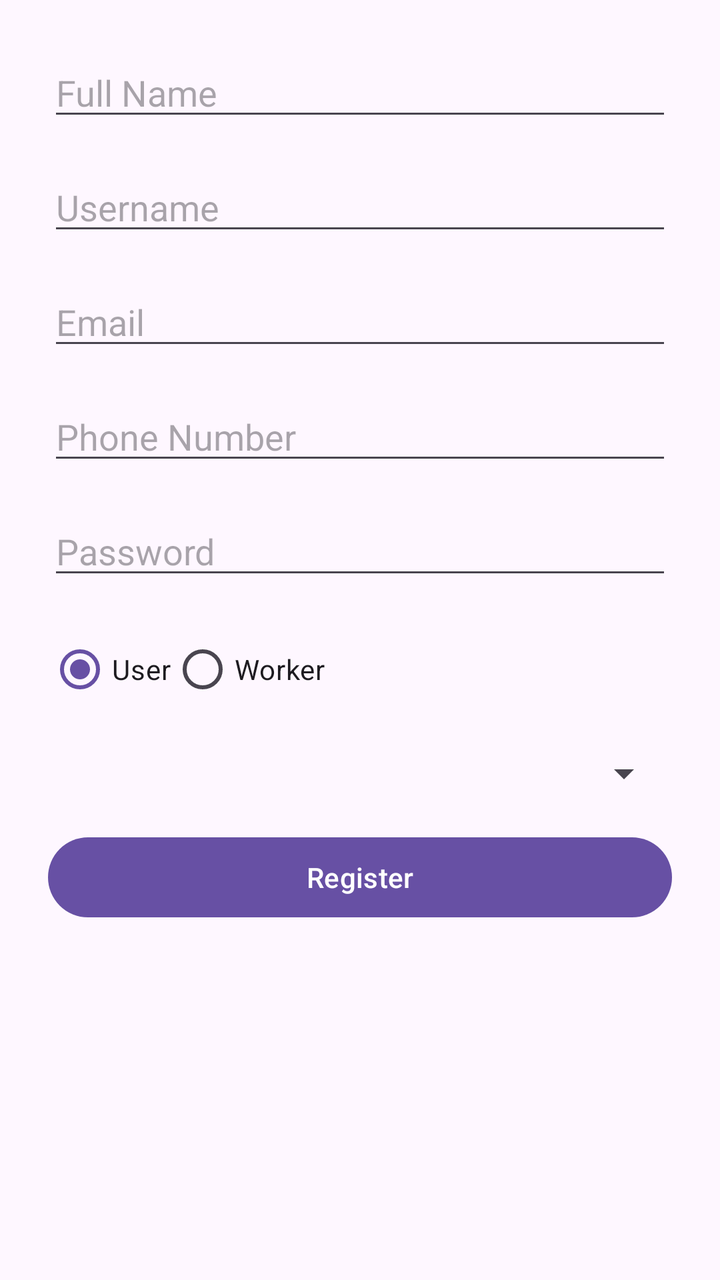
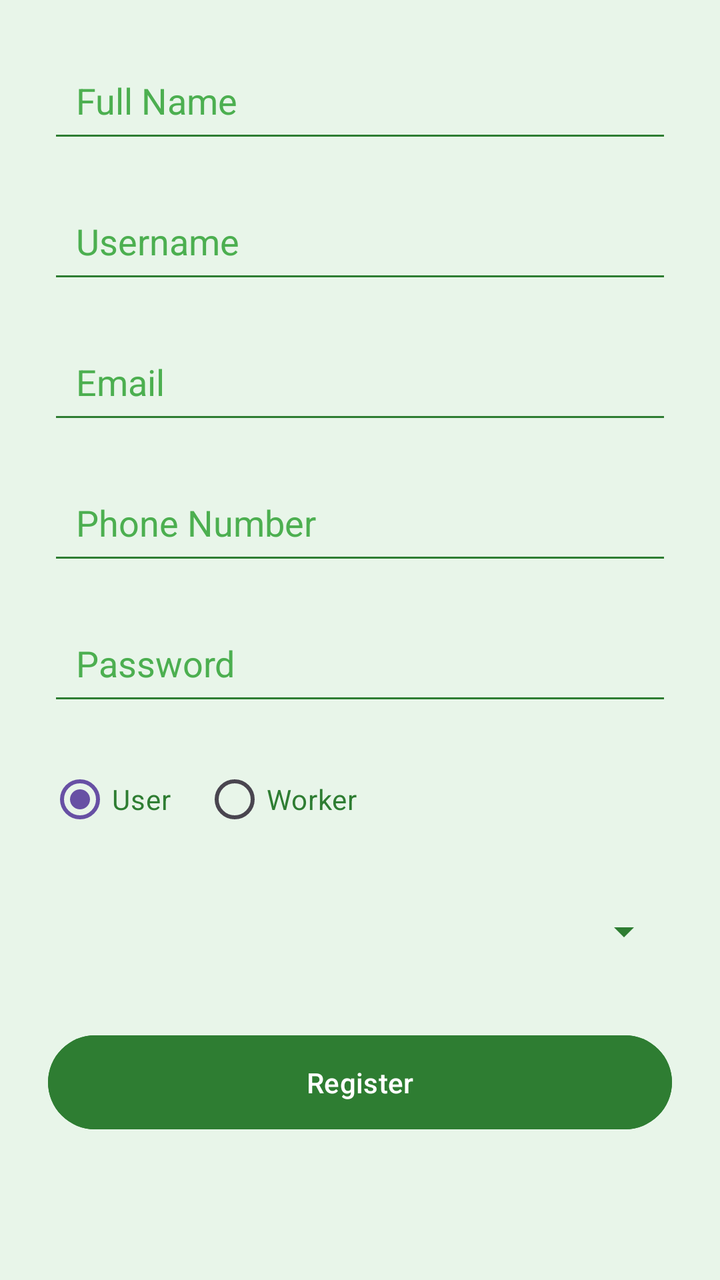

An Android layout rendered at two revisions. The XML below is the earlier revision; the diff shows what the commit changed to produce the second picture.
<!-- AndroidManifest.xml: application theme Theme.GreenAwareMobile -->
<!-- res/layout/activity_register.xml -->
<?xml version="1.0" encoding="utf-8"?>
<ScrollView xmlns:android="http://schemas.android.com/apk/res/android"
    android:layout_width="match_parent"
    android:layout_height="match_parent"
    android:padding="24dp">

    <LinearLayout
        android:orientation="vertical"
        android:layout_width="match_parent"
        android:layout_height="wrap_content">

        
        <EditText
            android:id="@+id/editFullName"
            android:layout_width="match_parent"
            android:layout_height="wrap_content"
            android:hint="Full Name"
            android:inputType="textPersonName"
            android:layout_marginBottom="16dp"/>

        
        <EditText
            android:id="@+id/editUsername"
            android:layout_width="match_parent"
            android:layout_height="wrap_content"
            android:hint="Username"
            android:inputType="text"
            android:layout_marginBottom="16dp"/>

        
        <EditText
            android:id="@+id/editEmail"
            android:layout_width="match_parent"
            android:layout_height="wrap_content"
            android:hint="Email"
            android:inputType="textEmailAddress"
            android:layout_marginBottom="16dp"/>

        
        <EditText
            android:id="@+id/editPhone"
            android:layout_width="match_parent"
            android:layout_height="wrap_content"
            android:hint="Phone Number"
            android:inputType="phone"
            android:layout_marginBottom="16dp"/>

        
        <EditText
            android:id="@+id/editPassword"
            android:layout_width="match_parent"
            android:layout_height="wrap_content"
            android:hint="Password"
            android:inputType="textPassword"
            android:layout_marginBottom="16dp"/>

        
        <RadioGroup
            android:id="@+id/radioRole"
            android:orientation="horizontal"
            android:layout_width="wrap_content"
            android:layout_height="wrap_content"
            android:layout_marginBottom="16dp">

            <RadioButton
                android:id="@+id/radioUser"
                android:layout_width="wrap_content"
                android:layout_height="wrap_content"
                android:text="User"
                android:checked="true"/>

            <RadioButton
                android:id="@+id/radioWorker"
                android:layout_width="wrap_content"
                android:layout_height="wrap_content"
                android:text="Worker"/>
        </RadioGroup>

        
        <Spinner
            android:id="@+id/spinnerSpecialization"
            android:layout_width="match_parent"
            android:layout_height="wrap_content"
            android:prompt="@string/select_specialization"
            android:layout_marginBottom="16dp"/>

        
        <Button
            android:id="@+id/btnRegister"
            android:layout_width="match_parent"
            android:layout_height="wrap_content"
            android:text="Register"/>

    </LinearLayout>
</ScrollView>
<!-- resources referenced by this layout -->
<resources>
  <string name="select_specialization">Select Specialization</string>
  <style name="Theme.GreenAwareMobile" parent="Base.Theme.GreenAwareMobile" />
  <style name="Base.Theme.GreenAwareMobile" parent="Theme.Material3.DayNight.NoActionBar">
          
          
      </style>
</resources>

<!-- the commit's change to res/layout/activity_register.xml (unified diff, before → after) -->
@@ -2,6 +2,7 @@
 <ScrollView xmlns:android="http://schemas.android.com/apk/res/android"
     android:layout_width="match_parent"
     android:layout_height="match_parent"
+    android:background="#E8F5E9"
     android:padding="24dp">
 
     <LinearLayout
@@ -16,7 +17,11 @@
             android:layout_height="wrap_content"
             android:hint="Full Name"
             android:inputType="textPersonName"
-            android:layout_marginBottom="16dp"/>
+            android:padding="14dp"
+            android:layout_marginBottom="18dp"
+            android:backgroundTint="#2E7D32"
+            android:textColor="#1B5E20"
+            android:textColorHint="#4CAF50"/>
 
         
         <EditText
@@ -25,7 +30,11 @@
             android:layout_height="wrap_content"
             android:hint="Username"
             android:inputType="text"
-            android:layout_marginBottom="16dp"/>
+            android:padding="14dp"
+            android:layout_marginBottom="18dp"
+            android:backgroundTint="#2E7D32"
+            android:textColor="#1B5E20"
+            android:textColorHint="#4CAF50"/>
 
         
         <EditText
@@ -34,7 +43,11 @@
             android:layout_height="wrap_content"
             android:hint="Email"
             android:inputType="textEmailAddress"
-            android:layout_marginBottom="16dp"/>
+            android:padding="14dp"
+            android:layout_marginBottom="18dp"
+            android:backgroundTint="#2E7D32"
+            android:textColor="#1B5E20"
+            android:textColorHint="#4CAF50"/>
 
         
         <EditText
@@ -43,7 +56,11 @@
             android:layout_height="wrap_content"
             android:hint="Phone Number"
             android:inputType="phone"
-            android:layout_marginBottom="16dp"/>
+            android:padding="14dp"
+            android:layout_marginBottom="18dp"
+            android:backgroundTint="#2E7D32"
+            android:textColor="#1B5E20"
+            android:textColorHint="#4CAF50"/>
 
         
         <EditText
@@ -52,7 +69,11 @@
             android:layout_height="wrap_content"
             android:hint="Password"
             android:inputType="textPassword"
-            android:layout_marginBottom="16dp"/>
+            android:padding="14dp"
+            android:layout_marginBottom="18dp"
+            android:backgroundTint="#2E7D32"
+            android:textColor="#1B5E20"
+            android:textColorHint="#4CAF50"/>
 
         
         <RadioGroup
@@ -60,36 +81,45 @@
             android:orientation="horizontal"
             android:layout_width="wrap_content"
             android:layout_height="wrap_content"
-            android:layout_marginBottom="16dp">
+            android:layout_marginBottom="18dp">
 
             <RadioButton
                 android:id="@+id/radioUser"
                 android:layout_width="wrap_content"
                 android:layout_height="wrap_content"
                 android:text="User"
-                android:checked="true"/>
+                android:checked="true"
+                android:textColor="#2E7D32"
+                android:paddingEnd="16dp"/>
 
             <RadioButton
                 android:id="@+id/radioWorker"
                 android:layout_width="wrap_content"
                 android:layout_height="wrap_content"
-                android:text="Worker"/>
+                android:text="Worker"
+                android:textColor="#2E7D32"/>
         </RadioGroup>
 
         
         <Spinner
             android:id="@+id/spinnerSpecialization"
             android:layout_width="match_parent"
-            android:layout_height="wrap_content"
+            android:layout_height="48dp"
             android:prompt="@string/select_specialization"
-            android:layout_marginBottom="16dp"/>
+            android:layout_marginBottom="24dp"
+            android:backgroundTint="#2E7D32"
+            android:popupBackground="#FFFFFF"
+            android:theme="@style/GreenSpinnerTheme"/>
 
         
         <Button
             android:id="@+id/btnRegister"
             android:layout_width="match_parent"
             android:layout_height="wrap_content"
-            android:text="Register"/>
+            android:text="Register"
+            android:padding="14dp"
+            android:backgroundTint="#2E7D32"
+            android:textColor="#FFFFFF"/>
 
     </LinearLayout>
 </ScrollView>
<!-- resource entries referenced after the edit -->
@@ -1,10 +1,20 @@
 <!-- resources referenced by this layout -->
 <resources>
   <string name="select_specialization">Select Specialization</string>
+  <style name="GreenSpinnerTheme" parent="ThemeOverlay.AppCompat.Light">
+          <item name="android:textColor">#2E7D32</item>
+      </style>
   <style name="Theme.GreenAwareMobile" parent="Base.Theme.GreenAwareMobile" />
   <style name="Base.Theme.GreenAwareMobile" parent="Theme.Material3.DayNight.NoActionBar">
           
           
+          <item name="materialCalendarTheme">@style/GreenCalendarTheme</item>
+      </style>
+  <style name="GreenCalendarTheme" parent="ThemeOverlay.Material3.MaterialCalendar">
+          <item name="colorPrimary">#2E7D32</item>
+          <item name="colorOnPrimary">#FFFFFF</item>
+          <item name="colorSurface">#FFFFFF</item>
+          <item name="colorOnSurface">#2E7D32</item>
       </style>
 </resources>
 
